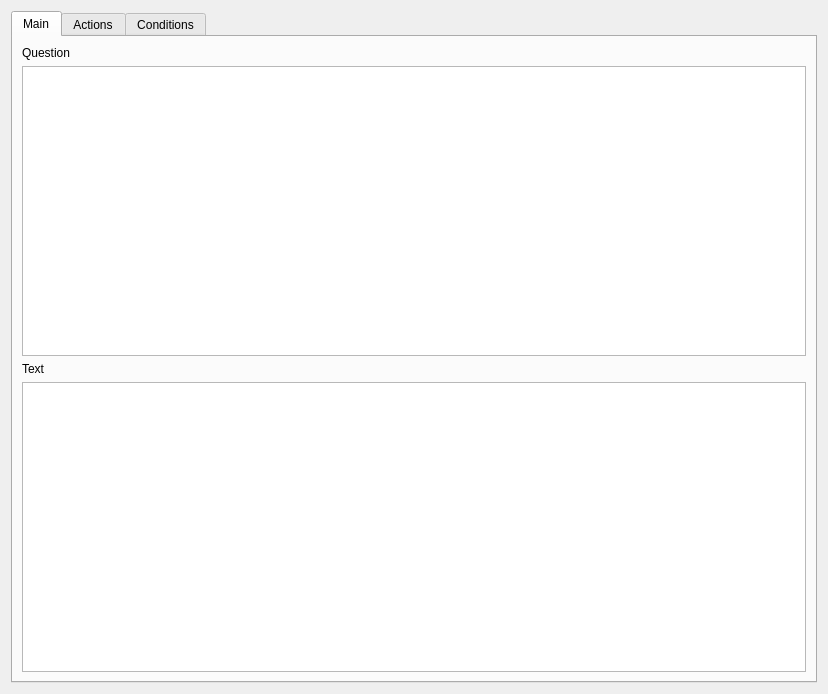
Old version of the form src/QlEdgeWidget.ui in the repository lpenguin/QxEditor-Qt.
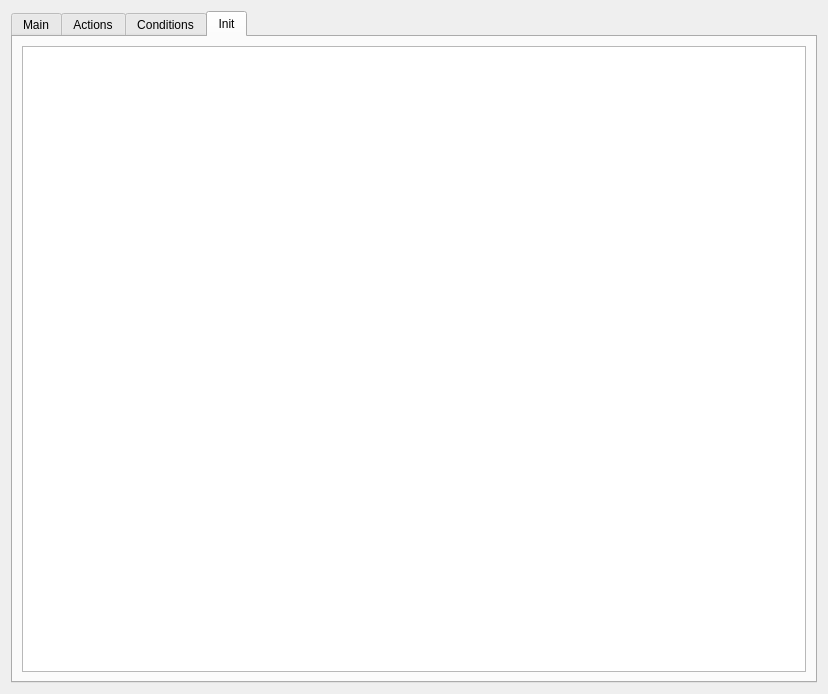
New version of the form. The open tabs and pages were chosen to show the change. Custom widgets are drawn as their Qt base class.

Commit message: + Добавлены классы записи QlGraph в json-формате + Добавлена основа парсера текста в BlockScript

The edit to the form file:
```diff
--- a/src/QlEdgeWidget.ui
+++ b/src/QlEdgeWidget.ui
@@ -76,6 +76,16 @@
        </item>
       </layout>
      </widget>
+     <widget class="QWidget" name="initTab">
+      <attribute name="title">
+       <string>Init</string>
+      </attribute>
+      <layout class="QVBoxLayout" name="verticalLayout_6">
+       <item>
+        <widget class="ScriptEdit" name="initEdit"/>
+       </item>
+      </layout>
+     </widget>
     </widget>
    </item>
   </layout>
```
Left out of the diff: 2 changed lines with no effect on the pictures. The commit also changes 33 other files.
